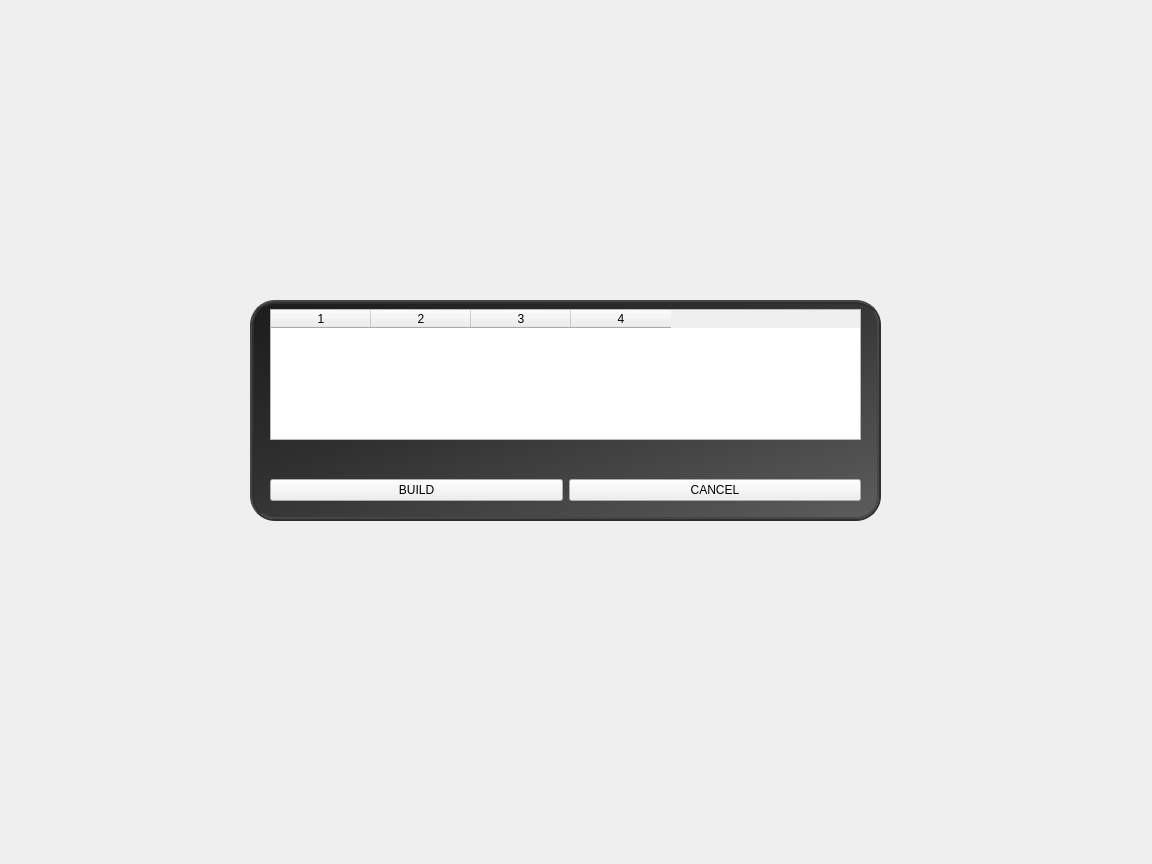
HqWisen/CityLord, file src/client/gui/build.ui: the form before one commit.
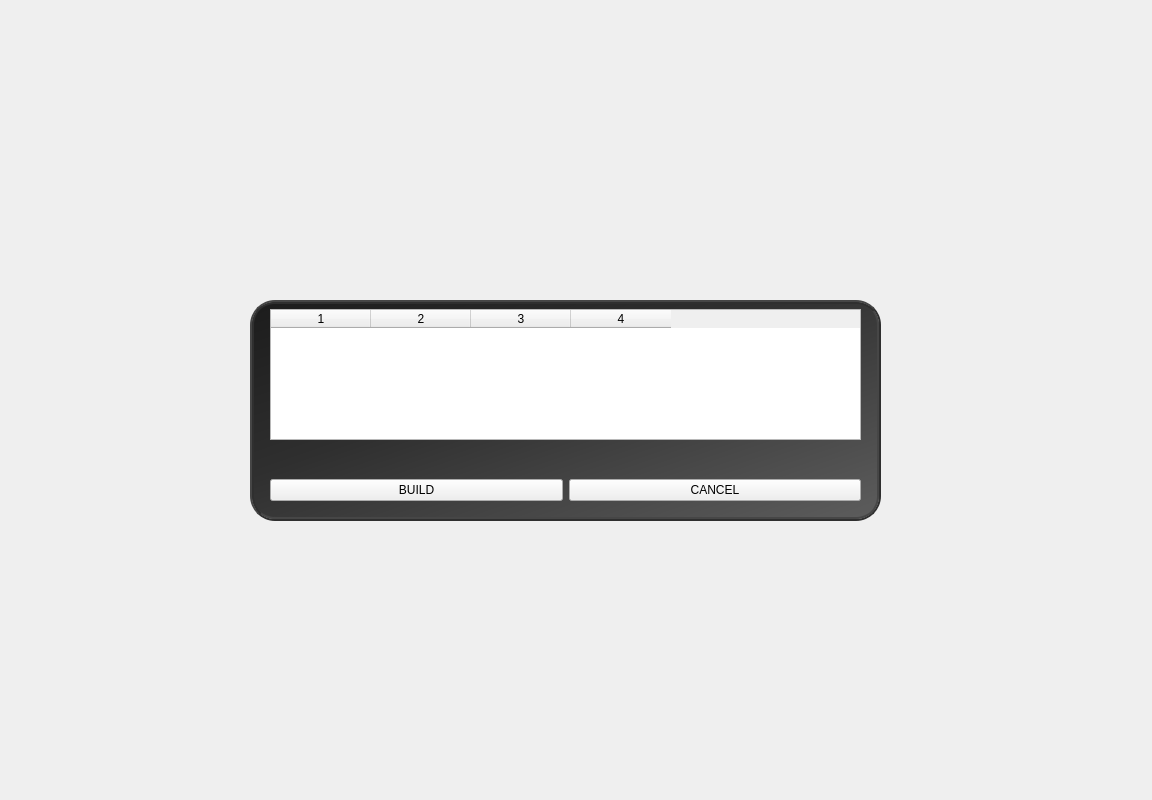
The form after the commit. Icons and pictures are not drawn.

```diff
--- a/src/client/gui/build.ui
+++ b/src/client/gui/build.ui
@@ -7,12 +7,15 @@
     <x>0</x>
     <y>0</y>
     <width>1152</width>
-    <height>864</height>
+    <height>800</height>
    </rect>
   </property>
   <property name="windowTitle">
    <string>Form</string>
   </property>
+  <property name="styleSheet">
+   <string notr="true"/>
+  </property>
   <widget class="QWidget" name="verticalLayoutWidget">
    <property name="geometry">
     <rect>
```
